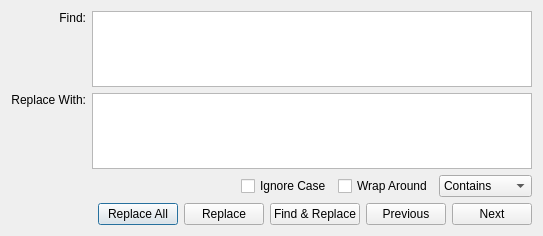
Qt form finddialog.ui (obiwankennedy/cahootseditor) before a commit.
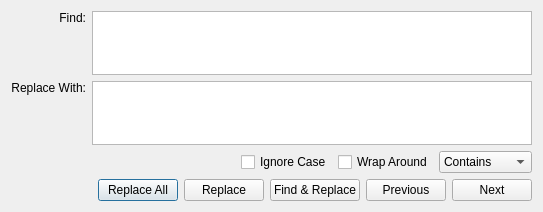
The same form after that commit.

Commit message: Tweak for the highlighter colors.

Patch:
```diff
--- a/finddialog.ui
+++ b/finddialog.ui
@@ -7,7 +7,7 @@
     <x>0</x>
     <y>0</y>
     <width>543</width>
-    <height>236</height>
+    <height>212</height>
    </rect>
   </property>
   <property name="windowTitle">
```
The commit also changes 1 other file.
